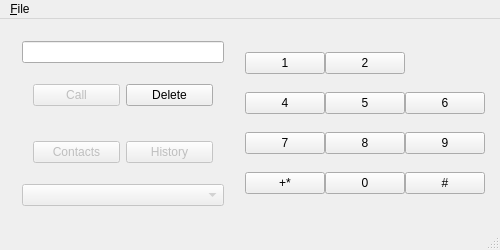
Old version of the form branches/new-ui/src/MainWindow.ui in the repository shailesh83/qgvdial.
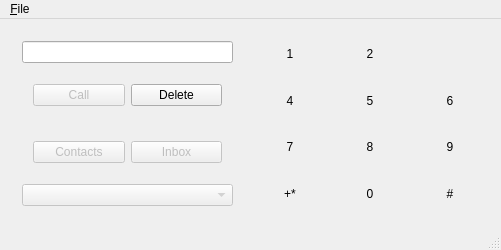
New version of the form. Icons and pictures are not drawn. Custom widgets are drawn as their Qt base class.

Patch:
```diff
--- a/branches/new-ui/src/MainWindow.ui
+++ b/branches/new-ui/src/MainWindow.ui
@@ -6,7 +6,7 @@
    <rect>
     <x>0</x>
     <y>0</y>
-    <width>500</width>
+    <width>501</width>
     <height>250</height>
    </rect>
   </property>
@@ -22,133 +22,52 @@
   <widget class="QWidget" name="centralWidget">
    <layout class="QHBoxLayout" name="horizontalLayout_2">
     <item>
-     <widget class="QWidget" name="wgtDisplay" native="true">
-      <layout class="QVBoxLayout" name="verticalLayout">
-       <item>
-        <widget class="QLineEdit" name="edNumber"/>
-       </item>
-       <item>
-        <widget class="QWidget" name="widget_3" native="true">
-         <layout class="QHBoxLayout" name="horizontalLayout">
-          <item>
-           <widget class="QPushButton" name="btnCall">
-            <property name="enabled">
-             <bool>false</bool>
-            </property>
-            <property name="text">
-             <string>Call</string>
-            </property>
-           </widget>
-          </item>
-          <item>
-           <widget class="DialDigitButton" name="btnDelete">
-            <property name="enabled">
-             <bool>true</bool>
-            </property>
-            <property name="text">
-             <string>Delete</string>
-            </property>
-           </widget>
-          </item>
-         </layout>
-        </widget>
-       </item>
-       <item>
-        <widget class="QWidget" name="widget_4" native="true">
-         <layout class="QHBoxLayout" name="horizontalLayout_3">
-          <item>
-           <widget class="QPushButton" name="btnContacts">
-            <property name="enabled">
-             <bool>false</bool>
-            </property>
-            <property name="text">
-             <string>Contacts</string>
-            </property>
-           </widget>
-          </item>
-          <item>
-           <widget class="QPushButton" name="btnHistory">
-            <property name="enabled">
-             <bool>false</bool>
-            </property>
-            <property name="text">
-             <string>History</string>
-            </property>
-           </widget>
-          </item>
-         </layout>
-        </widget>
-       </item>
-       <item>
-        <widget class="QComboBox" name="cbDialMethod">
-         <property name="enabled">
-          <bool>false</bool>
-         </property>
-        </widget>
-       </item>
-      </layout>
-     </widget>
-    </item>
-    <item>
+     <layout class="QGridLayout" name="gridMain">
+      <item row="0" column="1">
      <widget class="QWidget" name="wgtDialpad" native="true">
       <layout class="QGridLayout" name="gridLayout">
+         <property name="sizeConstraint">
+          <enum>QLayout::SetMaximumSize</enum>
+         </property>
        <property name="margin">
-        <number>4</number>
+          <number>0</number>
        </property>
        <property name="spacing">
         <number>0</number>
        </property>
        <item row="0" column="0">
         <widget class="DialDigitButton" name="btn1">
-         <property name="text">
-          <string>1</string>
-         </property>
-         <property name="strChars" stdset="0">
-          <string>1</string>
-         </property>
-        </widget>
-       </item>
-       <item row="0" column="1">
-        <widget class="DialDigitButton" name="btn2">
-         <property name="text">
-          <string>2</string>
-         </property>
-         <property name="strChars" stdset="0">
-          <string>2</string>
-         </property>
-        </widget>
-       </item>
-       <item row="0" column="2">
-        <widget class="DialDigitButton" name="btn3">
          <property name="sizePolicy">
-          <sizepolicy hsizetype="Minimum" vsizetype="Fixed">
+            <sizepolicy hsizetype="Minimum" vsizetype="Minimum">
            <horstretch>0</horstretch>
            <verstretch>0</verstretch>
           </sizepolicy>
          </property>
-         <property name="icon">
-          <iconset resource="qgvdial.qrc">
-           <normaloff>:/3.jpg</normaloff>:/3.jpg</iconset>
-         </property>
-         <property name="iconSize">
-          <size>
-           <width>48</width>
-           <height>32</height>
-          </size>
+           <property name="text">
+            <string>1</string>
          </property>
          <property name="flat">
           <bool>true</bool>
          </property>
          <property name="strChars" stdset="0">
-          <string>3</string>
+            <string>1</string>
          </property>
         </widget>
        </item>
        <item row="1" column="0">
         <widget class="DialDigitButton" name="btn4">
+           <property name="sizePolicy">
+            <sizepolicy hsizetype="Minimum" vsizetype="Minimum">
+             <horstretch>0</horstretch>
+             <verstretch>0</verstretch>
+            </sizepolicy>
+           </property>
          <property name="text">
           <string>4</string>
          </property>
+           <property name="flat">
+            <bool>true</bool>
+           </property>
          <property name="strChars" stdset="0">
           <string>4</string>
          </property>
@@ -156,9 +75,18 @@
        </item>
        <item row="1" column="1">
         <widget class="DialDigitButton" name="btn5">
+           <property name="sizePolicy">
+            <sizepolicy hsizetype="Minimum" vsizetype="Minimum">
+             <horstretch>0</horstretch>
+             <verstretch>0</verstretch>
+            </sizepolicy>
+           </property>
          <property name="text">
           <string>5</string>
          </property>
+           <property name="flat">
+            <bool>true</bool>
+           </property>
          <property name="strChars" stdset="0">
           <string>5</string>
          </property>
@@ -166,9 +94,18 @@
        </item>
        <item row="1" column="2">
         <widget class="DialDigitButton" name="btn6">
+           <property name="sizePolicy">
+            <sizepolicy hsizetype="Minimum" vsizetype="Minimum">
+             <horstretch>0</horstretch>
+             <verstretch>0</verstretch>
+            </sizepolicy>
+           </property>
          <property name="text">
           <string>6</string>
          </property>
+           <property name="flat">
+            <bool>true</bool>
+           </property>
          <property name="strChars" stdset="0">
           <string>6</string>
          </property>
@@ -176,9 +113,18 @@
        </item>
        <item row="2" column="0">
         <widget class="DialDigitButton" name="btn7">
+           <property name="sizePolicy">
+            <sizepolicy hsizetype="Minimum" vsizetype="Minimum">
+             <horstretch>0</horstretch>
+             <verstretch>0</verstretch>
+            </sizepolicy>
+           </property>
          <property name="text">
           <string>7</string>
          </property>
+           <property name="flat">
+            <bool>true</bool>
+           </property>
          <property name="strChars" stdset="0">
           <string>7</string>
          </property>
@@ -186,9 +132,18 @@
        </item>
        <item row="2" column="1">
         <widget class="DialDigitButton" name="btn8">
+           <property name="sizePolicy">
+            <sizepolicy hsizetype="Minimum" vsizetype="Minimum">
+             <horstretch>0</horstretch>
+             <verstretch>0</verstretch>
+            </sizepolicy>
+           </property>
          <property name="text">
           <string>8</string>
          </property>
+           <property name="flat">
+            <bool>true</bool>
+           </property>
          <property name="strChars" stdset="0">
           <string>8</string>
          </property>
@@ -196,9 +151,18 @@
        </item>
        <item row="2" column="2">
         <widget class="DialDigitButton" name="btn9">
+           <property name="sizePolicy">
+            <sizepolicy hsizetype="Minimum" vsizetype="Minimum">
+             <horstretch>0</horstretch>
+             <verstretch>0</verstretch>
+            </sizepolicy>
+           </property>
          <property name="text">
           <string>9</string>
          </property>
+           <property name="flat">
+            <bool>true</bool>
+           </property>
          <property name="strChars" stdset="0">
           <string>9</string>
          </property>
@@ -206,9 +170,18 @@
        </item>
        <item row="3" column="0">
         <widget class="DialDigitButton" name="btnStarPlus">
+           <property name="sizePolicy">
+            <sizepolicy hsizetype="Minimum" vsizetype="Minimum">
+             <horstretch>0</horstretch>
+             <verstretch>0</verstretch>
+            </sizepolicy>
+           </property>
          <property name="text">
           <string>+*</string>
          </property>
+           <property name="flat">
+            <bool>true</bool>
+           </property>
          <property name="strChars" stdset="0">
           <string>+*</string>
          </property>
@@ -216,9 +189,18 @@
        </item>
        <item row="3" column="1">
         <widget class="DialDigitButton" name="btn0">
+           <property name="sizePolicy">
+            <sizepolicy hsizetype="Minimum" vsizetype="Minimum">
+             <horstretch>0</horstretch>
+             <verstretch>0</verstretch>
+            </sizepolicy>
+           </property>
          <property name="text">
           <string>0</string>
          </property>
+           <property name="flat">
+            <bool>true</bool>
+           </property>
          <property name="strChars" stdset="0">
           <string>0</string>
          </property>
@@ -226,16 +208,140 @@
        </item>
        <item row="3" column="2">
         <widget class="DialDigitButton" name="btnHash">
+           <property name="sizePolicy">
+            <sizepolicy hsizetype="Minimum" vsizetype="Minimum">
+             <horstretch>0</horstretch>
+             <verstretch>0</verstretch>
+            </sizepolicy>
+           </property>
          <property name="text">
           <string>#</string>
          </property>
+           <property name="flat">
+            <bool>true</bool>
+           </property>
          <property name="strChars" stdset="0">
           <string>#</string>
          </property>
         </widget>
        </item>
-      </layout>
-     </widget>
+         <item row="0" column="1">
+          <widget class="DialDigitButton" name="btn2">
+           <property name="sizePolicy">
+            <sizepolicy hsizetype="Minimum" vsizetype="Minimum">
+             <horstretch>0</horstretch>
+             <verstretch>0</verstretch>
+            </sizepolicy>
+           </property>
+           <property name="text">
+            <string>2</string>
+           </property>
+           <property name="flat">
+            <bool>true</bool>
+           </property>
+           <property name="strChars" stdset="0">
+            <string>2</string>
+           </property>
+          </widget>
+         </item>
+         <item row="0" column="2">
+          <widget class="DialDigitButton" name="btn3">
+           <property name="sizePolicy">
+            <sizepolicy hsizetype="Minimum" vsizetype="Minimum">
+             <horstretch>0</horstretch>
+             <verstretch>0</verstretch>
+            </sizepolicy>
+           </property>
+           <property name="icon">
+            <iconset resource="qgvdial.qrc">
+             <normaloff>:/3.jpg</normaloff>:/3.jpg</iconset>
+           </property>
+           <property name="iconSize">
+            <size>
+             <width>48</width>
+             <height>32</height>
+            </size>
+           </property>
+           <property name="flat">
+            <bool>true</bool>
+           </property>
+           <property name="strChars" stdset="0">
+            <string>3</string>
+           </property>
+          </widget>
+         </item>
+        </layout>
+       </widget>
+      </item>
+      <item row="0" column="0">
+       <widget class="QWidget" name="wgtDisplay" native="true">
+        <layout class="QVBoxLayout" name="verticalLayout">
+         <item>
+          <widget class="QLineEdit" name="edNumber"/>
+         </item>
+         <item>
+          <widget class="QWidget" name="widget_3" native="true">
+           <layout class="QHBoxLayout" name="horizontalLayout">
+            <item>
+             <widget class="QPushButton" name="btnCall">
+              <property name="enabled">
+               <bool>false</bool>
+              </property>
+              <property name="text">
+               <string>Call</string>
+              </property>
+             </widget>
+            </item>
+            <item>
+             <widget class="DialDigitButton" name="btnDelete">
+              <property name="enabled">
+               <bool>true</bool>
+              </property>
+              <property name="text">
+               <string>Delete</string>
+              </property>
+             </widget>
+            </item>
+           </layout>
+          </widget>
+         </item>
+         <item>
+          <widget class="QWidget" name="widget_4" native="true">
+           <layout class="QHBoxLayout" name="horizontalLayout_3">
+            <item>
+             <widget class="QPushButton" name="btnContacts">
+              <property name="enabled">
+               <bool>false</bool>
+              </property>
+              <property name="text">
+               <string>Contacts</string>
+              </property>
+             </widget>
+            </item>
+            <item>
+             <widget class="QPushButton" name="btnHistory">
+              <property name="enabled">
+               <bool>false</bool>
+              </property>
+              <property name="text">
+               <string>Inbox</string>
+              </property>
+             </widget>
+            </item>
+           </layout>
+          </widget>
+         </item>
+         <item>
+          <widget class="QComboBox" name="cbDialMethod">
+           <property name="enabled">
+            <bool>false</bool>
+           </property>
+          </widget>
+         </item>
+        </layout>
+       </widget>
+      </item>
+     </layout>
     </item>
    </layout>
   </widget>
@@ -244,7 +350,7 @@
     <rect>
      <x>0</x>
      <y>0</y>
-     <width>500</width>
+     <width>501</width>
      <height>23</height>
     </rect>
    </property>
```
Lines whose indentation alone changed are shown as unchanged.
